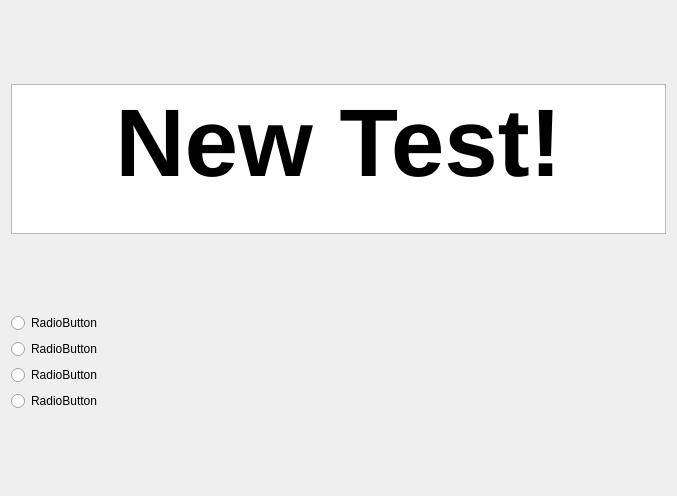
First picture: the form in UIs/TestWordDialog.ui, repository PelerYuan/HaoCiKuaiJi3.0, before the edit.
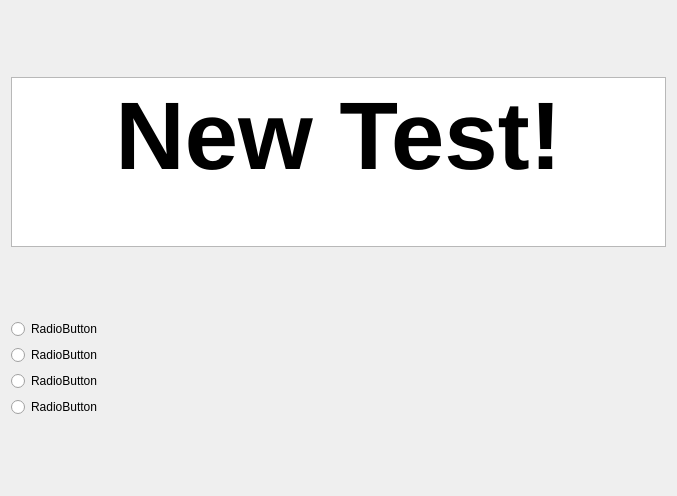
Second picture: the form after the edit.

Commit message: add features to test window

```diff
--- a/UIs/TestWordDialog.ui
+++ b/UIs/TestWordDialog.ui
@@ -19,7 +19,7 @@
      <property name="maximumSize">
       <size>
        <width>16777215</width>
-       <height>150</height>
+       <height>170</height>
       </size>
      </property>
      <property name="mouseTracking">
```
Left out of the diff: 2 changed lines with no effect on the pictures. The commit also changes 5 other files.
